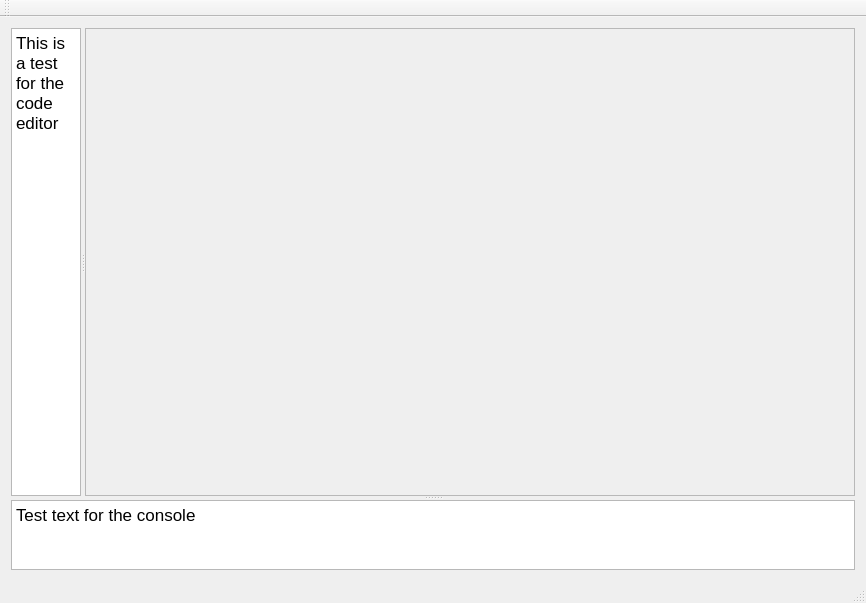
MEEN-570-Fall-2026/ryan_day_final_project, file application/MainWindow.ui: the form before one commit.
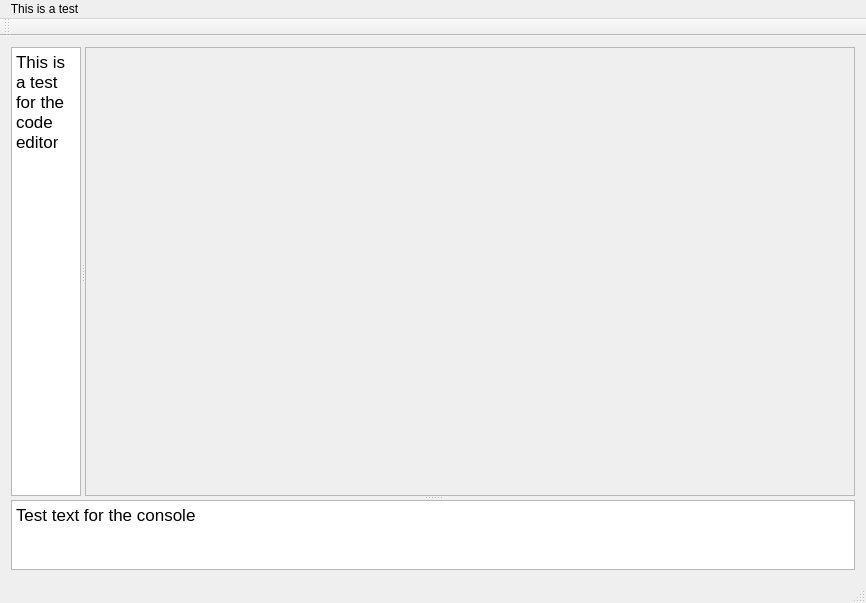
The form after the commit.

```diff
--- a/application/MainWindow.ui
+++ b/application/MainWindow.ui
@@ -137,6 +137,12 @@
      <height>30</height>
     </rect>
    </property>
+   <widget class="QMenu" name="menuThis_is_a_test">
+    <property name="title">
+     <string>This is a test</string>
+    </property>
+   </widget>
+   <addaction name="menuThis_is_a_test"/>
   </widget>
   <widget class="QToolBar" name="mainToolBar">
    <attribute name="toolBarArea">
```
